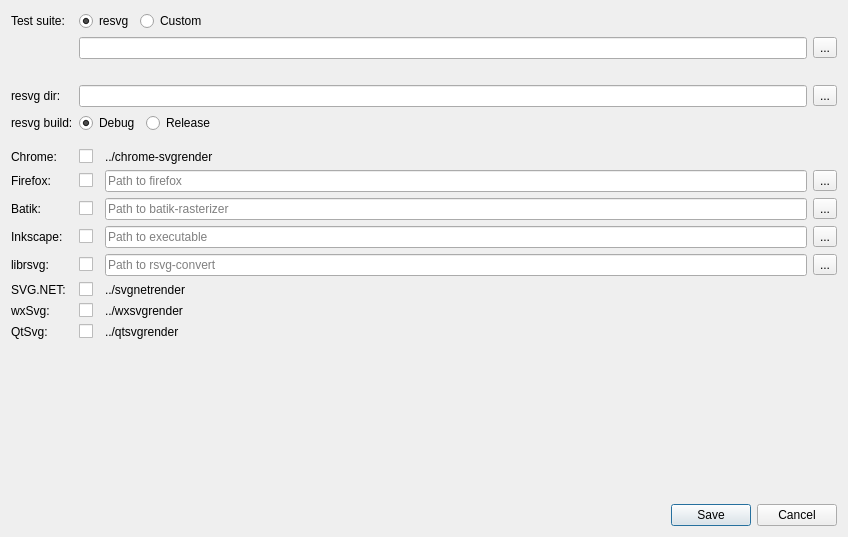
Old version of the form tools/vdiff/src/settingsdialog.ui in the repository RazrFalcon/resvg-test-suite.
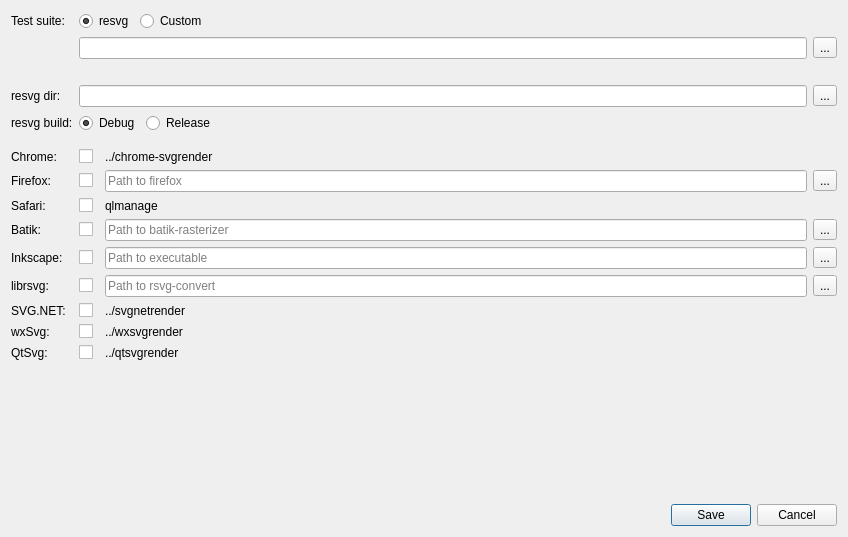
New version of the form.

Commit message:
Test against Safari.
Closes #35

What changed in the file:
```diff
--- a/tools/vdiff/src/settingsdialog.ui
+++ b/tools/vdiff/src/settingsdialog.ui
@@ -16,35 +16,79 @@
   <layout class="QVBoxLayout" name="verticalLayout">
    <item>
     <layout class="QGridLayout" name="gridLayout">
-     <item row="15" column="0">
+     <item row="7" column="2">
+      <widget class="QLabel" name="label">
+       <property name="text">
+        <string>../chrome-svgrender</string>
+       </property>
+      </widget>
+     </item>
+     <item row="10" column="1" rowspan="2">
+      <widget class="QCheckBox" name="chBoxUseBatik">
+       <property name="sizePolicy">
+        <sizepolicy hsizetype="Fixed" vsizetype="Fixed">
+         <horstretch>0</horstretch>
+         <verstretch>0</verstretch>
+        </sizepolicy>
+       </property>
+      </widget>
+     </item>
+     <item row="1" column="1" colspan="2">
+      <widget class="QLineEdit" name="lineEditTestsPath"/>
+     </item>
+     <item row="14" column="2">
+      <widget class="QLabel" name="label_16">
+       <property name="text">
+        <string>../svgnetrender</string>
+       </property>
+      </widget>
+     </item>
+     <item row="12" column="2">
+      <widget class="QLineEdit" name="lineEditInkscape">
+       <property name="placeholderText">
+        <string>Path to executable</string>
+       </property>
+      </widget>
+     </item>
+     <item row="3" column="0">
+      <widget class="QLabel" name="label_5">
+       <property name="text">
+        <string>resvg dir:</string>
+       </property>
+      </widget>
+     </item>
+     <item row="14" column="1">
+      <widget class="QCheckBox" name="chBoxUseSvgNet">
+       <property name="sizePolicy">
+        <sizepolicy hsizetype="Fixed" vsizetype="Fixed">
+         <horstretch>0</horstretch>
+         <verstretch>0</verstretch>
+        </sizepolicy>
+       </property>
+      </widget>
+     </item>
+     <item row="16" column="0">
       <widget class="QLabel" name="label_8">
        <property name="text">
         <string>QtSvg:</string>
        </property>
       </widget>
      </item>
-     <item row="12" column="1">
-      <widget class="QCheckBox" name="chBoxUseLibrsvg">
-       <property name="sizePolicy">
-        <sizepolicy hsizetype="Fixed" vsizetype="Fixed">
-         <horstretch>0</horstretch>
-         <verstretch>0</verstretch>
-        </sizepolicy>
+     <item row="2" column="1">
+      <spacer name="verticalSpacer_3">
+       <property name="orientation">
+        <enum>Qt::Vertical</enum>
        </property>
-      </widget>
-     </item>
-     <item row="3" column="1" colspan="2">
-      <widget class="QLineEdit" name="lineEditResvg"/>
-     </item>
-     <item row="8" column="0">
-      <widget class="QLabel" name="label_11">
-       <property name="text">
-        <string>Firefox:</string>
+       <property name="sizeHint" stdset="0">
+        <size>
+         <width>20</width>
+         <height>20</height>
+        </size>
        </property>
-      </widget>
+      </spacer>
      </item>
-     <item row="1" column="3">
-      <widget class="QToolButton" name="btnSelectTest">
+     <item row="12" column="3">
+      <widget class="QToolButton" name="btnSelectInkscape">
        <property name="text">
         <string>...</string>
        </property>
@@ -57,22 +101,46 @@
        </property>
       </widget>
      </item>
+     <item row="13" column="3">
+      <widget class="QToolButton" name="btnSelectRsvg">
+       <property name="text">
+        <string>...</string>
+       </property>
+      </widget>
+     </item>
      <item row="12" column="0">
+      <widget class="QLabel" name="label_3">
+       <property name="text">
+        <string>Inkscape:</string>
+       </property>
+      </widget>
+     </item>
+     <item row="7" column="0">
+      <widget class="QLabel" name="label_10">
+       <property name="text">
+        <string>Chrome:</string>
+       </property>
+      </widget>
+     </item>
+     <item row="3" column="1" colspan="2">
+      <widget class="QLineEdit" name="lineEditResvg"/>
+     </item>
+     <item row="10" column="3" rowspan="2">
+      <widget class="QToolButton" name="btnSelectBatik">
+       <property name="text">
+        <string>...</string>
+       </property>
+      </widget>
+     </item>
+     <item row="13" column="0">
       <widget class="QLabel" name="label_4">
        <property name="text">
         <string>librsvg:</string>
        </property>
       </widget>
      </item>
-     <item row="11" column="2">
-      <widget class="QLineEdit" name="lineEditInkscape">
-       <property name="placeholderText">
-        <string>Path to executable</string>
-       </property>
-      </widget>
-     </item>
-     <item row="15" column="1">
-      <widget class="QCheckBox" name="chBoxUseQtSvg">
+     <item row="7" column="1">
+      <widget class="QCheckBox" name="chBoxUseChrome">
        <property name="sizePolicy">
         <sizepolicy hsizetype="Fixed" vsizetype="Fixed">
          <horstretch>0</horstretch>
@@ -81,43 +149,20 @@
        </property>
       </widget>
      </item>
-     <item row="6" column="1">
-      <spacer name="verticalSpacer_5">
-       <property name="orientation">
-        <enum>Qt::Vertical</enum>
-       </property>
-       <property name="sizeHint" stdset="0">
-        <size>
-         <width>20</width>
-         <height>10</height>
-        </size>
-       </property>
-      </spacer>
-     </item>
-     <item row="7" column="2">
-      <widget class="QLabel" name="label">
+     <item row="3" column="3">
+      <widget class="QToolButton" name="btnSelectResvg">
        <property name="text">
-        <string>../chrome-svgrender</string>
+        <string>...</string>
        </property>
       </widget>
      </item>
-     <item row="13" column="0">
+     <item row="14" column="0">
       <widget class="QLabel" name="label_15">
        <property name="text">
         <string>SVG.NET:</string>
        </property>
       </widget>
      </item>
-     <item row="9" column="1" rowspan="2">
-      <widget class="QCheckBox" name="chBoxUseBatik">
-       <property name="sizePolicy">
-        <sizepolicy hsizetype="Fixed" vsizetype="Fixed">
-         <horstretch>0</horstretch>
-         <verstretch>0</verstretch>
-        </sizepolicy>
-       </property>
-      </widget>
-     </item>
      <item row="8" column="1">
       <widget class="QCheckBox" name="chBoxUseFirefox">
        <property name="sizePolicy">
@@ -128,29 +173,35 @@
        </property>
       </widget>
      </item>
-     <item row="9" column="0" rowspan="2">
-      <widget class="QLabel" name="label_9">
-       <property name="text">
-        <string>Batik:</string>
+     <item row="6" column="1">
+      <spacer name="verticalSpacer_5">
+       <property name="orientation">
+        <enum>Qt::Vertical</enum>
        </property>
-      </widget>
+       <property name="sizeHint" stdset="0">
+        <size>
+         <width>20</width>
+         <height>10</height>
+        </size>
+       </property>
+      </spacer>
      </item>
-     <item row="3" column="3">
-      <widget class="QToolButton" name="btnSelectResvg">
+     <item row="8" column="0">
+      <widget class="QLabel" name="label_11">
        <property name="text">
-        <string>...</string>
+        <string>Firefox:</string>
        </property>
       </widget>
      </item>
-     <item row="15" column="2">
-      <widget class="QLabel" name="label_12">
+     <item row="15" column="0">
+      <widget class="QLabel" name="label_13">
        <property name="text">
-        <string>../qtsvgrender</string>
+        <string>wxSvg:</string>
        </property>
       </widget>
      </item>
-     <item row="14" column="1">
-      <widget class="QCheckBox" name="chBoxUseWxSvg">
+     <item row="13" column="1">
+      <widget class="QCheckBox" name="chBoxUseLibrsvg">
        <property name="sizePolicy">
         <sizepolicy hsizetype="Fixed" vsizetype="Fixed">
          <horstretch>0</horstretch>
@@ -159,6 +210,13 @@
        </property>
       </widget>
      </item>
+     <item row="1" column="3">
+      <widget class="QToolButton" name="btnSelectTest">
+       <property name="text">
+        <string>...</string>
+       </property>
+      </widget>
+     </item>
      <item row="4" column="1" rowspan="2" colspan="3">
       <widget class="QWidget" name="widget_2" native="true">
        <layout class="QHBoxLayout" name="horizontalLayout">
@@ -200,30 +258,61 @@
        </layout>
       </widget>
      </item>
-     <item row="2" column="1">
-      <spacer name="verticalSpacer_3">
-       <property name="orientation">
-        <enum>Qt::Vertical</enum>
+     <item row="13" column="2">
+      <widget class="QLineEdit" name="lineEditRsvg">
+       <property name="placeholderText">
+        <string>Path to rsvg-convert</string>
        </property>
-       <property name="sizeHint" stdset="0">
-        <size>
-         <width>20</width>
-         <height>20</height>
-        </size>
+      </widget>
+     </item>
+     <item row="8" column="3">
+      <widget class="QToolButton" name="btnSelectFirefox">
+       <property name="text">
+        <string>...</string>
        </property>
-      </spacer>
+      </widget>
      </item>
-     <item row="14" column="2">
+     <item row="15" column="2">
       <widget class="QLabel" name="label_14">
        <property name="text">
         <string>../wxsvgrender</string>
        </property>
       </widget>
      </item>
-     <item row="3" column="0">
-      <widget class="QLabel" name="label_5">
-       <property name="text">
-        <string>resvg dir:</string>
+     <item row="12" column="1">
+      <widget class="QCheckBox" name="chBoxUseInkscape">
+       <property name="sizePolicy">
+        <sizepolicy hsizetype="Fixed" vsizetype="Fixed">
+         <horstretch>0</horstretch>
+         <verstretch>0</verstretch>
+        </sizepolicy>
+       </property>
+      </widget>
+     </item>
+     <item row="16" column="1">
+      <widget class="QCheckBox" name="chBoxUseQtSvg">
+       <property name="sizePolicy">
+        <sizepolicy hsizetype="Fixed" vsizetype="Fixed">
+         <horstretch>0</horstretch>
+         <verstretch>0</verstretch>
+        </sizepolicy>
+       </property>
+      </widget>
+     </item>
+     <item row="15" column="1">
+      <widget class="QCheckBox" name="chBoxUseWxSvg">
+       <property name="sizePolicy">
+        <sizepolicy hsizetype="Fixed" vsizetype="Fixed">
+         <horstretch>0</horstretch>
+         <verstretch>0</verstretch>
+        </sizepolicy>
+       </property>
+      </widget>
+     </item>
+     <item row="10" column="2" rowspan="2">
+      <widget class="QLineEdit" name="lineEditBatik">
+       <property name="placeholderText">
+        <string>Path to batik-rasterizer</string>
        </property>
       </widget>
      </item>
@@ -234,6 +323,13 @@
        </property>
       </widget>
      </item>
+     <item row="16" column="2">
+      <widget class="QLabel" name="label_12">
+       <property name="text">
+        <string>../qtsvgrender</string>
+       </property>
+      </widget>
+     </item>
      <item row="0" column="0">
       <widget class="QLabel" name="label_6">
        <property name="text">
@@ -241,96 +337,10 @@
        </property>
       </widget>
      </item>
-     <item row="11" column="3">
-      <widget class="QToolButton" name="btnSelectInkscape">
+     <item row="10" column="0" rowspan="2">
+      <widget class="QLabel" name="label_9">
        <property name="text">
-        <string>...</string>
-       </property>
-      </widget>
-     </item>
-     <item row="9" column="3" rowspan="2">
-      <widget class="QToolButton" name="btnSelectBatik">
-       <property name="text">
-        <string>...</string>
-       </property>
-      </widget>
-     </item>
-     <item row="13" column="1">
-      <widget class="QCheckBox" name="chBoxUseSvgNet">
-       <property name="sizePolicy">
-        <sizepolicy hsizetype="Fixed" vsizetype="Fixed">
-         <horstretch>0</horstretch>
-         <verstretch>0</verstretch>
-        </sizepolicy>
-       </property>
-      </widget>
-     </item>
-     <item row="12" column="3">
-      <widget class="QToolButton" name="btnSelectRsvg">
-       <property name="text">
-        <string>...</string>
-       </property>
-      </widget>
-     </item>
-     <item row="8" column="3">
-      <widget class="QToolButton" name="btnSelectFirefox">
-       <property name="text">
-        <string>...</string>
-       </property>
-      </widget>
-     </item>
-     <item row="13" column="2">
-      <widget class="QLabel" name="label_16">
-       <property name="text">
-        <string>../svgnetrender</string>
-       </property>
-      </widget>
-     </item>
-     <item row="12" column="2">
-      <widget class="QLineEdit" name="lineEditRsvg">
-       <property name="placeholderText">
-        <string>Path to rsvg-convert</string>
-       </property>
-      </widget>
-     </item>
-     <item row="7" column="1">
-      <widget class="QCheckBox" name="chBoxUseChrome">
-       <property name="sizePolicy">
-        <sizepolicy hsizetype="Fixed" vsizetype="Fixed">
-         <horstretch>0</horstretch>
-         <verstretch>0</verstretch>
-        </sizepolicy>
-       </property>
-      </widget>
-     </item>
-     <item row="7" column="0">
-      <widget class="QLabel" name="label_10">
-       <property name="text">
-        <string>Chrome:</string>
-       </property>
-      </widget>
-     </item>
-     <item row="9" column="2" rowspan="2">
-      <widget class="QLineEdit" name="lineEditBatik">
-       <property name="placeholderText">
-        <string>Path to batik-rasterizer</string>
-       </property>
-      </widget>
-     </item>
-     <item row="11" column="0">
-      <widget class="QLabel" name="label_3">
-       <property name="text">
-        <string>Inkscape:</string>
-       </property>
-      </widget>
-     </item>
-     <item row="11" column="1">
-      <widget class="QCheckBox" name="chBoxUseInkscape">
-       <property name="sizePolicy">
-        <sizepolicy hsizetype="Fixed" vsizetype="Fixed">
-         <horstretch>0</horstretch>
-         <verstretch>0</verstretch>
-        </sizepolicy>
+        <string>Batik:</string>
        </property>
       </widget>
      </item>
@@ -388,13 +398,27 @@
        </layout>
       </widget>
      </item>
-     <item row="1" column="1" colspan="2">
-      <widget class="QLineEdit" name="lineEditTestsPath"/>
+     <item row="9" column="0">
+      <widget class="QLabel" name="label_17">
+       <property name="text">
+        <string>Safari:</string>
+       </property>
+      </widget>
      </item>
-     <item row="14" column="0">
-      <widget class="QLabel" name="label_13">
+     <item row="9" column="1">
+      <widget class="QCheckBox" name="chBoxUseSafari">
+       <property name="sizePolicy">
+        <sizepolicy hsizetype="Fixed" vsizetype="Fixed">
+         <horstretch>0</horstretch>
+         <verstretch>0</verstretch>
+        </sizepolicy>
+       </property>
+      </widget>
+     </item>
+     <item row="9" column="2">
+      <widget class="QLabel" name="label_2">
        <property name="text">
-        <string>wxSvg:</string>
+        <string>qlmanage</string>
        </property>
       </widget>
      </item>
```
The commit also changes 12 other files.
